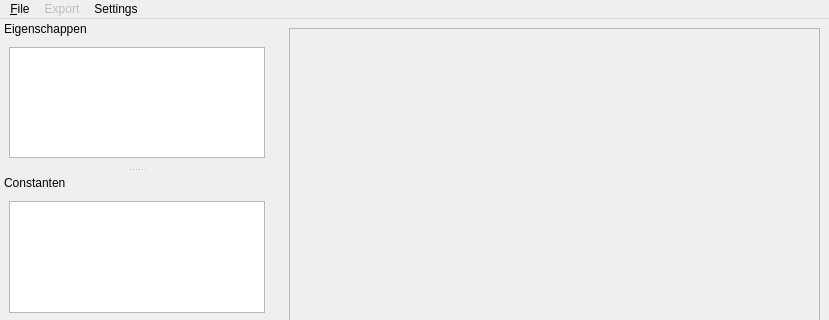
Before: the Qt Designer form src/app/ruleCreator/mainwindow.ui in Dtai/PokerbotClient, drawn with Qt 5; both pictures show x 0 to 829 and y 0 to 320 of the 829 by 807 pixel window.
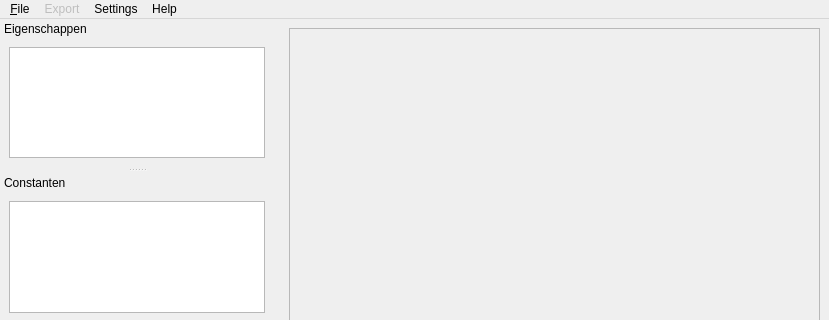
After: the same form once the commit is applied. Custom widgets are drawn as their Qt base class.

Patch:
```diff
--- a/src/app/ruleCreator/mainwindow.ui
+++ b/src/app/ruleCreator/mainwindow.ui
@@ -46,7 +46,7 @@
      <x>0</x>
      <y>0</y>
      <width>829</width>
-     <height>23</height>
+     <height>25</height>
     </rect>
    </property>
    <widget class="QMenu" name="menuFile">
@@ -76,9 +76,16 @@
     <addaction name="separator"/>
     <addaction name="actionShow_Code"/>
    </widget>
+   <widget class="QMenu" name="menuHelp">
+    <property name="title">
+     <string>Help</string>
+    </property>
+    <addaction name="actionShow_Information"/>
+   </widget>
    <addaction name="menuFile"/>
    <addaction name="menuExport"/>
    <addaction name="menuSettings"/>
+   <addaction name="menuHelp"/>
   </widget>
   <widget class="QStatusBar" name="statusbar"/>
   <widget class="QDockWidget" name="dwFeature">
```
Left out of the diff: 26 changed lines with no effect on the pictures.
